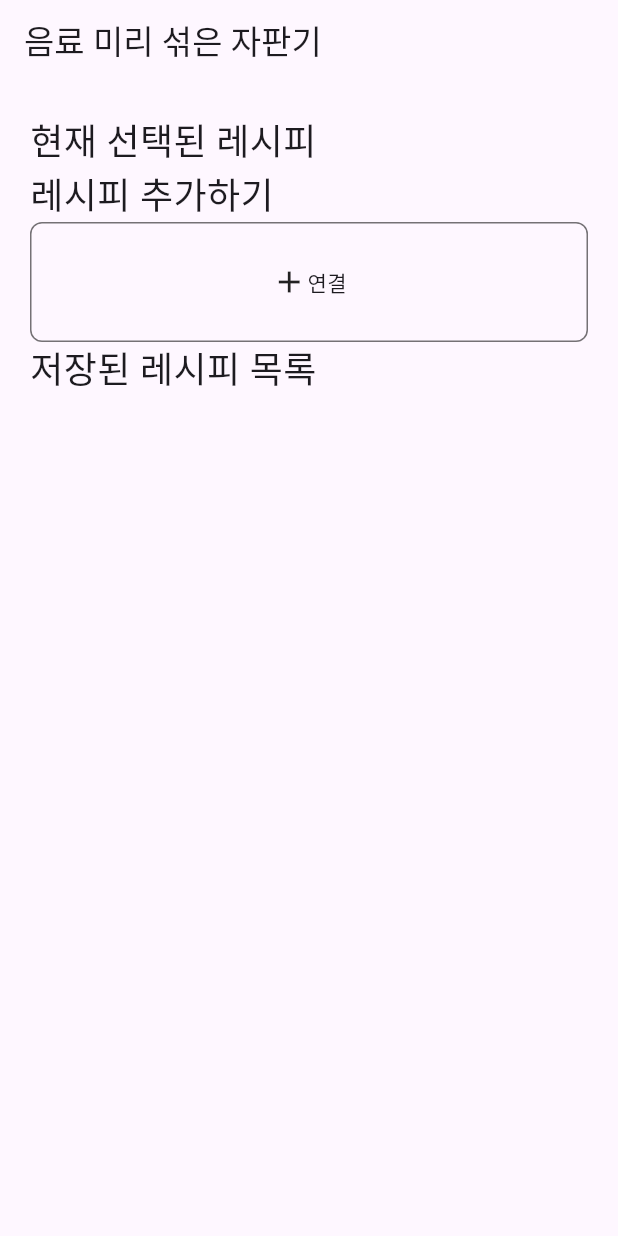
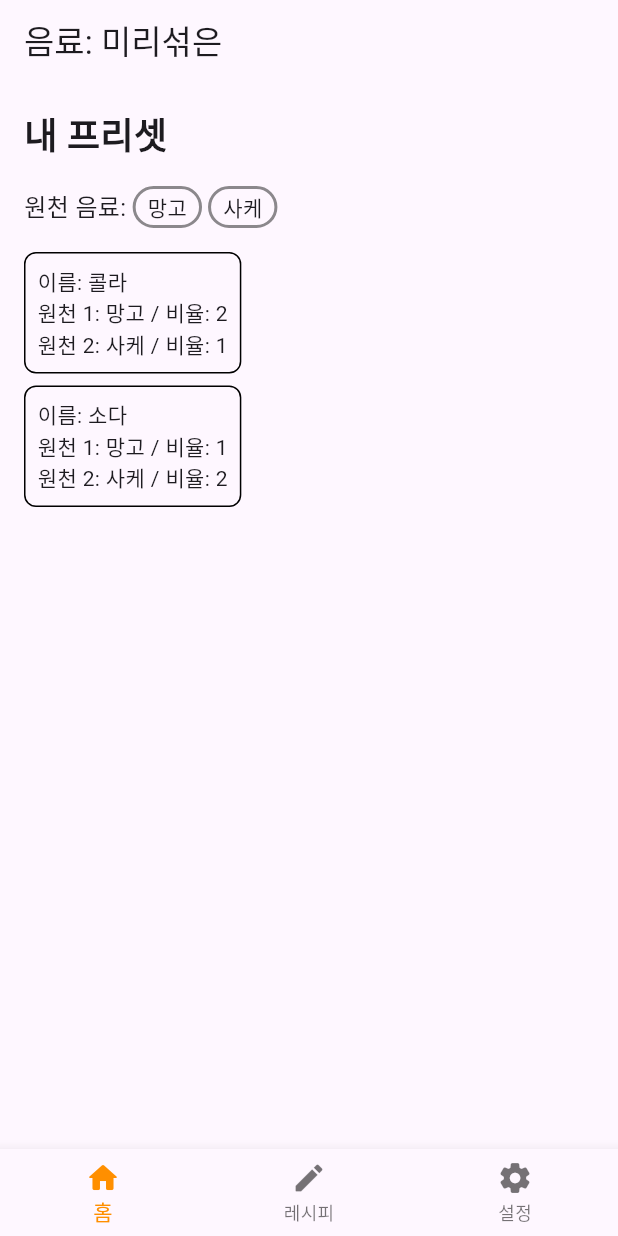
Before and after one commit to YuruCoder/premixer, a Flutter app: the screen it shows after launch, on a phone screen of 412 x 824 dp. Run offline on Flutter 3.47's test engine with Material 3 defaults, Android fonts, the phone set to English and light mode, and no system bars.

Commit message:
layout 1

```diff
--- a/lib/main.dart
+++ b/lib/main.dart
@@ -1,17 +1,68 @@
 import 'package:flutter/material.dart';
 import 'package:premixer/screens/home_screen.dart';
+import 'package:premixer/screens/recipe_screen.dart';
+import 'package:premixer/screens/setting_screen.dart';
 
 void main() {
   runApp(const PremixerApp());
 }
 
-class PremixerApp extends StatelessWidget {
+class PremixerApp extends StatefulWidget {
   const PremixerApp({super.key});
 
   @override
+  State<PremixerApp> createState() => _PremixerAppState();
+}
+
+class _PremixerAppState extends State<PremixerApp> {
+  int _selectedIndex = 0;
+
+  static const List<Widget> _titleOptions = <Widget>[
+    Text('음료: 미리섞은'),
+    Text('레시피'),
+    Text('설정'),
+  ];
+
+  static final List<Widget> _screenOptions = <Widget>[
+    HomeScreen(),
+    RecipeScreen(),
+    const SettingScreen(),
+  ];
+
+  void _onItemTapped(int index) {
+    setState(() {
+      _selectedIndex = index;
+    });
+  }
+
+  @override
   Widget build(BuildContext context) {
-    return const MaterialApp(
-      home: HomeScreen(),
+    return MaterialApp(
+      home: Scaffold(
+        appBar: AppBar(
+          title: _titleOptions.elementAt(_selectedIndex),
+        ),
+        body: _screenOptions.elementAt(_selectedIndex),
+        bottomNavigationBar: BottomNavigationBar(
+          selectedItemColor: Colors.amber[800],
+          onTap: _onItemTapped,
+          currentIndex: _selectedIndex,
+          items: const [
+            BottomNavigationBarItem(
+              icon: Icon(Icons.home_rounded),
+              label: '홈',
+            ),
+            BottomNavigationBarItem(
+              icon: Icon(Icons.create_rounded),
+              label: '레시피',
+            ),
+            BottomNavigationBarItem(
+              icon: Icon(Icons.settings_rounded),
+              label: '설정',
+            ),
+          ],
+        ),
+      ),
     );
   }
 }
--- /dev/null
+++ b/lib/models/preset_model.dart
@@ -0,0 +1,25 @@
+import 'package:premixer/models/recipe_model.dart';
+import 'package:premixer/models/source_model.dart';
+
+class PresetModel {
+  final int id;
+  final int srcNum; // 2개
+
+  final List<RecipeModel> recipeList; // 2개
+  final List<SourceModel> srcList = []; // 2개
+
+  PresetModel({
+    required this.id,
+    this.srcNum = 2,
+    required this.recipeList,
+  }) {
+    for (var recipe in recipeList) {
+      if (!srcList.contains(recipe.srcA)) {
+        srcList.add(recipe.srcA);
+      }
+      if (!srcList.contains(recipe.srcB)) {
+        srcList.add(recipe.srcB);
+      }
+    }
+  }
+}
--- a/lib/models/recipe_model.dart
+++ b/lib/models/recipe_model.dart
@@ -1,7 +1,12 @@
+import 'package:premixer/models/source_model.dart';
+
 class RecipeModel {
-  final String drinkName, srcA, srcB, ratioA, ratioB;
+  final int id, ratioA, ratioB;
+  final String drinkName;
+  final SourceModel srcA, srcB;
 
   RecipeModel({
+    required this.id,
     required this.drinkName,
     required this.srcA,
     required this.srcB,
--- /dev/null
+++ b/lib/models/source_model.dart
@@ -0,0 +1,10 @@
+class SourceModel {
+  final int id;
+  final String name, description;
+
+  SourceModel({
+    required this.id,
+    required this.name,
+    this.description = '',
+  });
+}
--- a/lib/screens/home_screen.dart
+++ b/lib/screens/home_screen.dart
@@ -1,100 +1,71 @@
 import 'package:flutter/material.dart';
+import 'package:premixer/models/recipe_model.dart';
+import 'package:premixer/test_data.dart';
+import 'package:premixer/widgets/source_tag.dart';
 
 class HomeScreen extends StatelessWidget {
-  const HomeScreen({super.key});
+  HomeScreen({super.key});
 
-  final isConnected = true;
+  final preset = TestData.preset;
 
   @override
   Widget build(BuildContext context) {
-    return Scaffold(
-      appBar: AppBar(
-        title: const Text('음료 미리 섞은 자판기'),
+    return Padding(
+      padding: const EdgeInsets.all(16),
+      child: Column(
+        crossAxisAlignment: CrossAxisAlignment.start,
+        children: [
+          const Text(
+            '내 프리셋',
+            style: TextStyle(
+              fontSize: 24,
+              fontWeight: FontWeight.w600,
             ),
-      body: Padding(
-        padding: const EdgeInsets.all(20),
-        child: isConnected ? buildConnectedScreen() : buildDisconnectedScreen(),
+          ),
+          const SizedBox(height: 16),
+          Row(
+            children: [
+              const Text(
+                '원천 음료: ',
+                style: TextStyle(
+                  fontSize: 16,
+                ),
+              ),
+              for (var src in preset.srcList) ...[
+                SourceTag(src: src),
+                const SizedBox(width: 4)
+              ],
+            ],
+          ),
+          const SizedBox(height: 16),
+          for (var recipe in preset.recipeList) ...[
+            buildRecipeCard(recipe),
+            const SizedBox(
+              height: 8,
+            )
+          ],
+        ],
       ),
     );
   }
 
-  Column buildConnectedScreen() {
-    return Column(
-      crossAxisAlignment: CrossAxisAlignment.start,
-      children: [
-        const Text(
-          '현재 선택된 레시피',
-          style: TextStyle(
-            fontSize: 24,
-            fontWeight: FontWeight.w400,
-          ),
-        ),
-        const Text(
-          '레시피 추가하기',
-          style: TextStyle(
-            fontSize: 24,
-            fontWeight: FontWeight.w400,
-          ),
-        ),
-        Container(
-          height: 80,
+  Container buildRecipeCard(RecipeModel recipe) {
+    return Container(
+      padding: const EdgeInsets.all(8),
       decoration: BoxDecoration(
         border: Border.all(
-              color: Colors.black54,
-              width: 1,
           style: BorderStyle.solid,
         ),
         borderRadius: BorderRadius.circular(8),
       ),
-          child: const Row(
-            mainAxisAlignment: MainAxisAlignment.center,
+      child: Column(
+        crossAxisAlignment: CrossAxisAlignment.start,
         children: [
-              Icon(Icons.add),
-              Text('연결'),
+          Text('이름: ${recipe.drinkName}'),
+          Text('원천 1: ${recipe.srcA.name} / 비율: ${recipe.ratioA}'),
+          Text('원천 2: ${recipe.srcB.name} / 비율: ${recipe.ratioB}'),
         ],
       ),
-        ),
-        const Text(
-          '저장된 레시피 목록',
-          style: TextStyle(
-            fontSize: 24,
-            fontWeight: FontWeight.w400,
-          ),
-        ),
-      ],
-    );
-  }
-
-  Column buildDisconnectedScreen() {
-    return Column(
-      crossAxisAlignment: CrossAxisAlignment.start,
-      children: [
-        const Text(
-          '기기 연결',
-          style: TextStyle(
-            fontSize: 24,
-            fontWeight: FontWeight.w400,
-          ),
-        ),
-        Container(
-          height: 80,
-          decoration: BoxDecoration(
-            border: Border.all(
-              color: Colors.black54,
-              width: 1,
-              style: BorderStyle.solid,
-            ),
-            borderRadius: BorderRadius.circular(8),
-          ),
-          child: const Row(
-            mainAxisAlignment: MainAxisAlignment.center,
-            children: [
-              Icon(Icons.add),
-              Text('연결'),
-            ],
-          ),
-        ),
-      ],
     );
   }
 }
--- a/lib/services/bluetooth_service.dart
+++ b/lib/services/bluetooth_service.dart
@@ -1 +1,3 @@
-class BluetoothService {}
+class BluetoothService {
+  // 블루투스에 관한 메서드를 포함시킬 예정
+}
--- /dev/null
+++ b/lib/test_data.dart
@@ -0,0 +1,27 @@
+import 'package:premixer/models/preset_model.dart';
+import 'package:premixer/models/recipe_model.dart';
+import 'package:premixer/models/source_model.dart';
+
+class TestData {
+  static final preset = PresetModel(id: 1, recipeList: recipes);
+  static final srcA = SourceModel(id: 1, name: '망고');
+  static final srcB = SourceModel(id: 2, name: '사케');
+  static final recipes = [
+    RecipeModel(
+      id: 1,
+      drinkName: '콜라',
+      srcA: srcA,
+      srcB: srcB,
+      ratioA: 2,
+      ratioB: 1,
+    ),
+    RecipeModel(
+      id: 2,
+      drinkName: '소다',
+      srcA: srcA,
+      srcB: srcB,
+      ratioA: 1,
+      ratioB: 2,
+    ),
+  ];
+}
--- /dev/null
+++ b/lib/widgets/source_tag.dart
@@ -0,0 +1,26 @@
+import 'package:flutter/material.dart';
+import 'package:premixer/models/source_model.dart';
+
+class SourceTag extends StatelessWidget {
+  final SourceModel src;
+
+  const SourceTag({
+    super.key,
+    required this.src,
+  });
+
+  @override
+  Widget build(BuildContext context) {
+    return Container(
+        padding: const EdgeInsets.symmetric(vertical: 2, horizontal: 8),
+        decoration: BoxDecoration(
+          border: Border.all(
+            color: Colors.black45,
+            width: 2,
+            style: BorderStyle.solid,
+          ),
+          borderRadius: BorderRadius.circular(16),
+        ),
+        child: Text(src.name));
+  }
+}
```
Also changed, not shown: lib/interfaces/db_interface.dart (added, +25 -0 lines), lib/screens/add_recipe_screen.dart (added, +17 -0 lines), lib/screens/add_source_screen.dart (added, +17 -0 lines), lib/screens/connect_screen.dart (deleted, +0 -10 lines), lib/screens/create_recipe_screen.dart (deleted, +0 -10 lines), lib/screens/manage_recipe_screen.dart (deleted, +0 -10 lines), lib/screens/recipe_screen.dart (added, +84 -0 lines), lib/screens/setting_screen.dart (added, +12 -0 lines), lib/screens/view_recipe_screen.dart (deleted, +0 -10 lines), lib/services/fakedb_service.dart (added, +156 -0 lines). Lines whose indentation alone changed are shown as unchanged.
